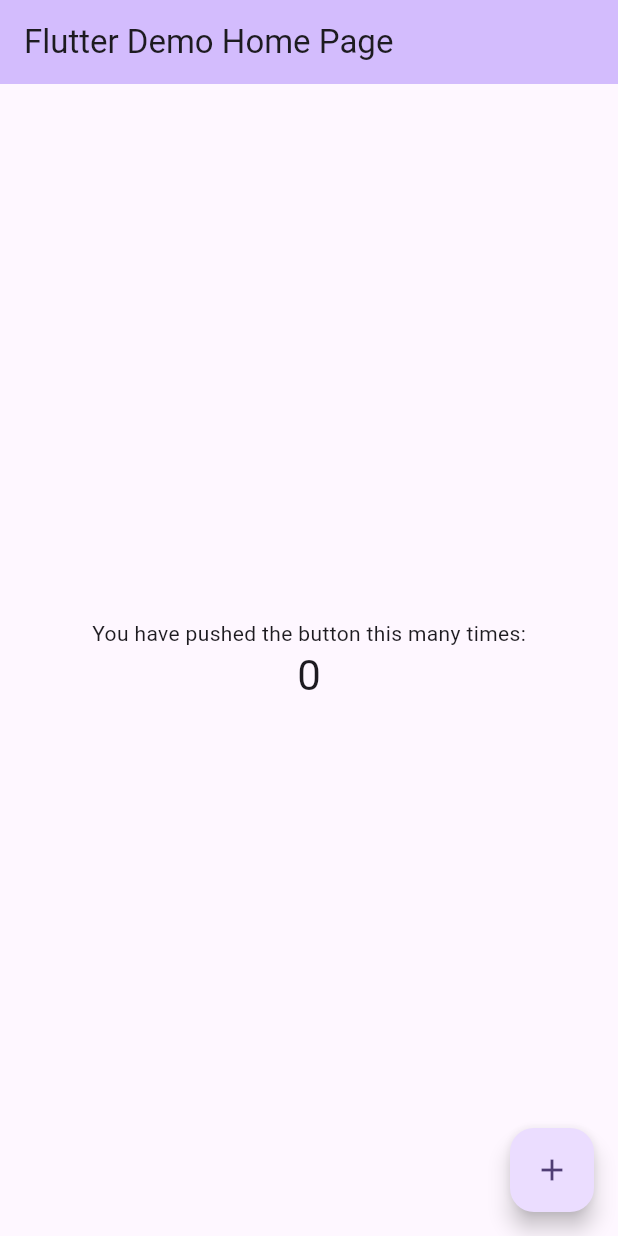
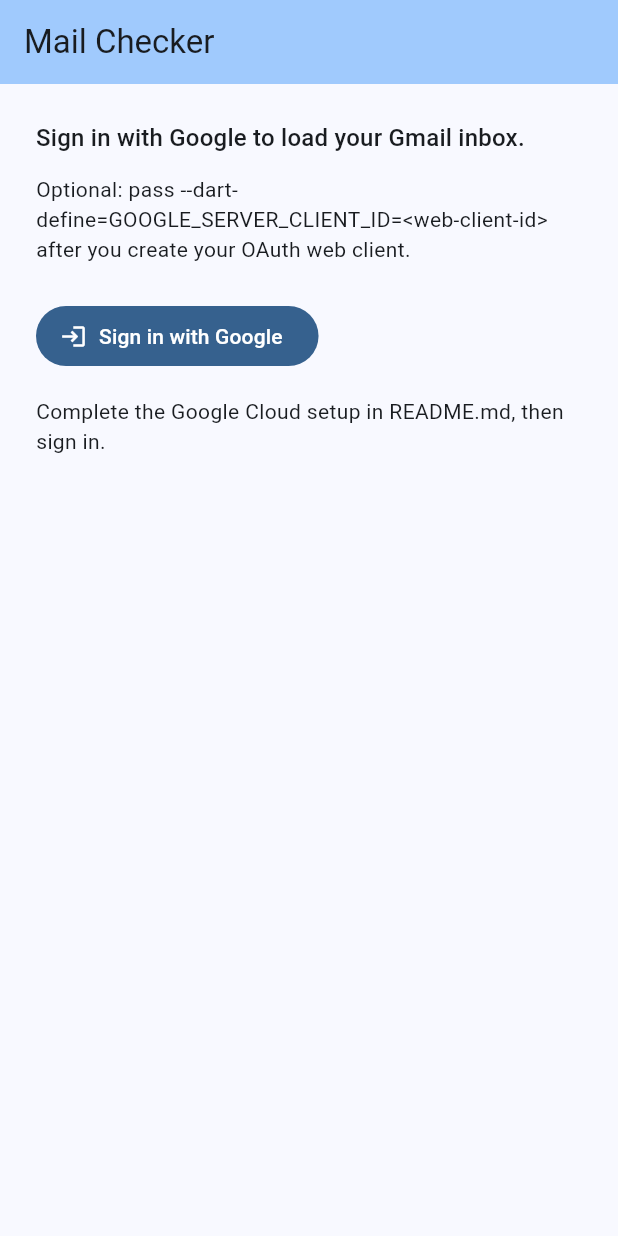
Before and after one commit to lankdavid-ai/mail-checker-app, a Flutter app: the screen it shows after launch, on a phone screen of 412 x 824 dp. Run offline on Flutter 3.47's test engine with Material 3 defaults, Android fonts, the phone set to English and light mode, and no system bars; our stand-ins replace google_sign_in; missing offline and left inert: googleapis.

Commit message:
feat: add Android Google sign-in setup
Co-authored-by: lankdavid-ai <325199533+lankdavid-ai@users.noreply.github.com>

```diff
--- a/lib/main.dart
+++ b/lib/main.dart
@@ -1,122 +1,265 @@
 import 'package:flutter/material.dart';
+import 'package:google_sign_in/google_sign_in.dart';
+import 'package:googleapis/gmail/v1.dart' as gmail;
+import 'package:http/http.dart' as http;
+
+const _serverClientId = String.fromEnvironment('GOOGLE_SERVER_CLIENT_ID');
 
 void main() {
-  runApp(const MyApp());
+  runApp(MyApp());
 }
 
 class MyApp extends StatelessWidget {
-  const MyApp({super.key});
+  MyApp({super.key, MailCheckerController? controller})
+      : controller = controller ?? MailCheckerController();
 
-  // This widget is the root of your application.
+  final MailCheckerController controller;
+
   @override
   Widget build(BuildContext context) {
     return MaterialApp(
-      title: 'Flutter Demo',
+      title: 'Mail Checker',
       theme: ThemeData(
-        // This is the theme of your application.
-        //
-        // TRY THIS: Try running your application with "flutter run". You'll see
-        // the application has a purple toolbar. Then, without quitting the app,
-        // try changing the seedColor in the colorScheme below to Colors.green
-        // and then invoke "hot reload" (save your changes or press the "hot
-        // reload" button in a Flutter-supported IDE, or press "r" if you used
-        // the command line to start the app).
-        //
-        // Notice that the counter didn't reset back to zero; the application
-        // state is not lost during the reload. To reset the state, use hot
-        // restart instead.
-        //
-        // This works for code too, not just values: Most code changes can be
-        // tested with just a hot reload.
-        colorScheme: .fromSeed(seedColor: Colors.deepPurple),
+        colorScheme: ColorScheme.fromSeed(seedColor: Colors.blue),
       ),
-      home: const MyHomePage(title: 'Flutter Demo Home Page'),
+      home: MailCheckerHomePage(controller: controller),
     );
   }
 }
 
-class MyHomePage extends StatefulWidget {
-  const MyHomePage({super.key, required this.title});
+class MailCheckerHomePage extends StatelessWidget {
+  const MailCheckerHomePage({super.key, required this.controller});
 
-  // This widget is the home page of your application. It is stateful, meaning
-  // that it has a State object (defined below) that contains fields that affect
-  // how it looks.
-
-  // This class is the configuration for the state. It holds the values (in this
-  // case the title) provided by the parent (in this case the App widget) and
-  // used by the build method of the State. Fields in a Widget subclass are
-  // always marked "final".
-
-  final String title;
+  final MailCheckerController controller;
 
   @override
-  State<MyHomePage> createState() => _MyHomePageState();
+  Widget build(BuildContext context) {
+    return AnimatedBuilder(
+      animation: controller,
+      builder: (context, _) {
+        return Scaffold(
+          appBar: AppBar(
+            backgroundColor: Theme.of(context).colorScheme.inversePrimary,
+            title: const Text('Mail Checker'),
+          ),
+          body: ListView(
+            padding: const EdgeInsets.all(24),
+            children: [
+              Text(
+                'Sign in with Google to load your Gmail inbox.',
+                style: Theme.of(context).textTheme.titleMedium,
+              ),
+              const SizedBox(height: 12),
+              Text(
+                controller.configurationSummary,
+                style: Theme.of(context).textTheme.bodyMedium,
+              ),
+              const SizedBox(height: 24),
+              Wrap(
+                spacing: 12,
+                runSpacing: 12,
+                children: [
+                  FilledButton.icon(
+                    onPressed: controller.isBusy ? null : controller.signIn,
+                    icon: const Icon(Icons.login),
+                    label: Text(
+                      controller.isSignedIn
+                          ? 'Refresh inbox'
+                          : 'Sign in with Google',
+                    ),
+                  ),
+                  if (controller.isSignedIn)
+                    OutlinedButton(
+                      onPressed: controller.isBusy ? null : controller.signOut,
+                      child: const Text('Sign out'),
+                    ),
+                ],
+              ),
+              const SizedBox(height: 16),
+              if (controller.isBusy)
+                const Padding(
+                  padding: EdgeInsets.only(bottom: 16),
+                  child: LinearProgressIndicator(),
+                ),
+              Text(controller.statusMessage),
+              if (controller.errorMessage case final error?) ...[
+                const SizedBox(height: 12),
+                Text(
+                  error,
+                  style: TextStyle(
+                    color: Theme.of(context).colorScheme.error,
+                  ),
+                ),
+              ],
+              if (controller.emails.isNotEmpty) ...[
+                const SizedBox(height: 24),
+                Text(
+                  'Inbox',
+                  style: Theme.of(context).textTheme.titleLarge,
+                ),
+                const SizedBox(height: 12),
+                for (final email in controller.emails)
+                  Card(
+                    child: ListTile(
+                      title: Text(email.subject),
+                      subtitle: Text('${email.from}\n${email.snippet}'),
+                      isThreeLine: true,
+                    ),
+                  ),
+              ],
+            ],
+          ),
+        );
+      },
+    );
+  }
 }
 
-class _MyHomePageState extends State<MyHomePage> {
-  int _counter = 0;
+class MailCheckerController extends ChangeNotifier {
+  MailCheckerController({GoogleSignIn? googleSignIn})
+      : _googleSignIn = googleSignIn ??
+            GoogleSignIn(
+              scopes: <String>[gmail.GmailApi.gmailReadonlyScope],
+              serverClientId:
+                  _serverClientId.isEmpty ? null : _serverClientId,
+            );
 
-  void _incrementCounter() {
-    setState(() {
-      // This call to setState tells the Flutter framework that something has
-      // changed in this State, which causes it to rerun the build method below
-      // so that the display can reflect the updated values. If we changed
-      // _counter without calling setState(), then the build method would not be
-      // called again, and so nothing would appear to happen.
-      _counter++;
-    });
+  final GoogleSignIn _googleSignIn;
+
+  bool _isBusy = false;
+  String _statusMessage =
+      'Complete the Google Cloud setup in README.md, then sign in.';
+  String? _errorMessage;
+  List<InboxEmail> _emails = const <InboxEmail>[];
+  GoogleSignInAccount? _account;
+
+  bool get isBusy => _isBusy;
+  bool get isSignedIn => _account != null;
+  String get statusMessage => _statusMessage;
+  String? get errorMessage => _errorMessage;
+  List<InboxEmail> get emails => _emails;
+  String get configurationSummary => _serverClientId.isEmpty
+      ? 'Optional: pass --dart-define=GOOGLE_SERVER_CLIENT_ID=<web-client-id> '
+          'after you create your OAuth web client.'
+      : 'Using the Google server client ID provided through dart-define.';
+
+  Future<void> signIn() async {
+    _setBusy(true);
+    _statusMessage = 'Opening Google Sign-In…';
+    _errorMessage = null;
+    notifyListeners();
+
+    try {
+      final account = await _googleSignIn.signIn();
+      if (account == null) {
+        _account = null;
+        _emails = const <InboxEmail>[];
+        _statusMessage = 'Google Sign-In was cancelled.';
+        return;
+      }
+
+      _account = account;
+      _statusMessage = 'Loading Gmail inbox…';
+      notifyListeners();
+
+      final authHeaders = await account.authHeaders;
+      final client = GoogleAuthClient(authHeaders);
+      try {
+        final api = gmail.GmailApi(client);
+        final response = await api.users.messages.list('me', maxResults: 10);
+        final messageIds = response.messages ?? const <gmail.Message>[];
+        _emails = await Future.wait(
+          messageIds
+              .where((message) => message.id != null)
+              .map((message) => _loadMessage(api, message.id!)),
+        );
+        _statusMessage = _emails.isEmpty
+            ? 'Signed in successfully, but the inbox is empty.'
+            : 'Loaded ${_emails.length} Gmail messages.';
+      } finally {
+        client.close();
+      }
+    } catch (error) {
+      _emails = const <InboxEmail>[];
+      _errorMessage =
+          '$error\n\nVerify the package name, SHA-1 fingerprint, Gmail API, '
+          'and OAuth clients described in README.md.';
+      _statusMessage = 'Google Sign-In or Gmail loading failed.';
+    } finally {
+      _setBusy(false);
+    }
+  }
+
+  Future<void> signOut() async {
+    _setBusy(true);
+    _errorMessage = null;
+    notifyListeners();
+
+    try {
+      await _googleSignIn.signOut();
+      _account = null;
+      _emails = const <InboxEmail>[];
+      _statusMessage = 'Signed out. Sign in again to reload Gmail.';
+    } catch (error) {
+      _errorMessage = '$error';
+      _statusMessage = 'Sign-out failed.';
+    } finally {
+      _setBusy(false);
+    }
+  }
+
+  Future<InboxEmail> _loadMessage(gmail.GmailApi api, String id) async {
+    final message = await api.users.messages.get(
+      'me',
+      id,
+      format: 'metadata',
+      metadataHeaders: <String>['From', 'Subject'],
+    );
+    final headers = {
+      for (final header in message.payload?.headers ?? const <gmail.MessagePartHeader>[])
+        if (header.name != null && header.value != null)
+          header.name!: header.value!,
+    };
+    return InboxEmail(
+      subject: headers['Subject'] ?? '(No subject)',
+      from: headers['From'] ?? '(Unknown sender)',
+      snippet: message.snippet ?? '',
+    );
+  }
+
+  void _setBusy(bool value) {
+    _isBusy = value;
+    notifyListeners();
+  }
+}
+
+class InboxEmail {
+  const InboxEmail({
+    required this.subject,
+    required this.from,
+    required this.snippet,
+  });
+
+  final String subject;
+  final String from;
+  final String snippet;
+}
+
+class GoogleAuthClient extends http.BaseClient {
+  GoogleAuthClient(this._headers);
+
+  final Map<String, String> _headers;
+  final http.Client _inner = http.Client();
+
+  @override
+  Future<http.StreamedResponse> send(http.BaseRequest request) {
+    request.headers.addAll(_headers);
+    return _inner.send(request);
   }
 
   @override
-  Widget build(BuildContext context) {
-    // This method is rerun every time setState is called, for instance as done
-    // by the _incrementCounter method above.
-    //
-    // The Flutter framework has been optimized to make rerunning build methods
-    // fast, so that you can just rebuild anything that needs updating rather
-    // than having to individually change instances of widgets.
-    return Scaffold(
-      appBar: AppBar(
-        // TRY THIS: Try changing the color here to a specific color (to
-        // Colors.amber, perhaps?) and trigger a hot reload to see the AppBar
-        // change color while the other colors stay the same.
-        backgroundColor: Theme.of(context).colorScheme.inversePrimary,
-        // Here we take the value from the MyHomePage object that was created by
-        // the App.build method, and use it to set our appbar title.
-        title: Text(widget.title),
-      ),
-      body: Center(
-        // Center is a layout widget. It takes a single child and positions it
-        // in the middle of the parent.
-        child: Column(
-          // Column is also a layout widget. It takes a list of children and
-          // arranges them vertically. By default, it sizes itself to fit its
-          // children horizontally, and tries to be as tall as its parent.
-          //
-          // Column has various properties to control how it sizes itself and
-          // how it positions its children. Here we use mainAxisAlignment to
-          // center the children vertically; the main axis here is the vertical
-          // axis because Columns are vertical (the cross axis would be
-          // horizontal).
-          //
-          // TRY THIS: Invoke "debug painting" (choose the "Toggle Debug Paint"
-          // action in the IDE, or press "p" in the console), to see the
-          // wireframe for each widget.
-          mainAxisAlignment: .center,
-          children: [
-            const Text('You have pushed the button this many times:'),
-            Text(
-              '$_counter',
-              style: Theme.of(context).textTheme.headlineMedium,
-            ),
-          ],
-        ),
-      ),
-      floatingActionButton: FloatingActionButton(
-        onPressed: _incrementCounter,
-        tooltip: 'Increment',
-        child: const Icon(Icons.add),
-      ),
-    );
+  void close() {
+    _inner.close();
+    super.close();
   }
 }
--- a/pubspec.yaml
+++ b/pubspec.yaml
@@ -36,6 +36,7 @@ dependencies:
   cupertino_icons: ^1.0.8
   google_sign_in: ^6.1.0
   googleapis: ^11.1.0
+  http: ^1.6.0
 
 dev_dependencies:
   flutter_test:
```
Also changed, not shown: 6 other files.
